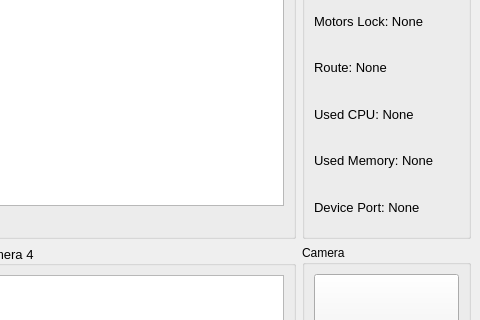
This is prototip1/main_window_v1.ui in selmanterzioglu/kiz-bocegi-tika as Qt 5 draws it before an edit; both pictures show x 884 to 1364 and y 130 to 450 of the 1364 by 766 pixel window. The edited form follows.
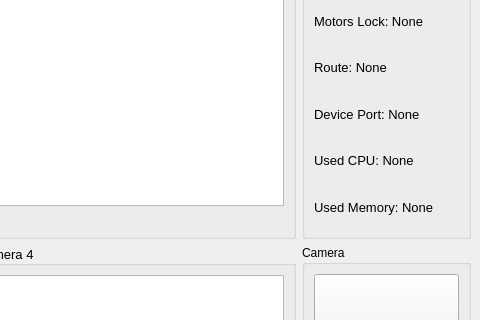
This is the edited form. Custom widgets are drawn as their Qt base class.

Commit message: fixed device port label

```diff
--- a/prototip1/main_window_v1.ui
+++ b/prototip1/main_window_v1.ui
@@ -253,15 +253,27 @@
        <string>System Info</string>
       </property>
       <layout class="QGridLayout" name="gridLayout_3">
-       <item row="0" column="0">
-        <widget class="QLabel" name="label_backend_distance">
+       <item row="6" column="0">
+        <widget class="QLabel" name="label_used_memory">
          <property name="font">
           <font>
            <pointsize>10</pointsize>
           </font>
          </property>
          <property name="text">
-          <string>&lt;html&gt;&lt;head/&gt;&lt;body&gt;&lt;p&gt;Backend Distance: None&lt;/p&gt;&lt;/body&gt;&lt;/html&gt;</string>
+          <string>Used Memory: None</string>
+         </property>
+        </widget>
+       </item>
+       <item row="5" column="0">
+        <widget class="QLabel" name="label_used_cpu">
+         <property name="font">
+          <font>
+           <pointsize>10</pointsize>
+          </font>
+         </property>
+         <property name="text">
+          <string>Used CPU: None</string>
          </property>
         </widget>
        </item>
@@ -277,6 +289,18 @@
          </property>
         </widget>
        </item>
+       <item row="0" column="0">
+        <widget class="QLabel" name="label_backend_distance">
+         <property name="font">
+          <font>
+           <pointsize>10</pointsize>
+          </font>
+         </property>
+         <property name="text">
+          <string>&lt;html&gt;&lt;head/&gt;&lt;body&gt;&lt;p&gt;Backend Distance: None&lt;/p&gt;&lt;/body&gt;&lt;/html&gt;</string>
+         </property>
+        </widget>
+       </item>
        <item row="2" column="0">
         <widget class="QLabel" name="label_motors_lock">
          <property name="font">
@@ -302,30 +326,6 @@
         </widget>
        </item>
        <item row="4" column="0">
-        <widget class="QLabel" name="label_used_cpu">
-         <property name="font">
-          <font>
-           <pointsize>10</pointsize>
-          </font>
-         </property>
-         <property name="text">
-          <string>Used CPU: None</string>
-         </property>
-        </widget>
-       </item>
-       <item row="5" column="0">
-        <widget class="QLabel" name="label_used_memory">
-         <property name="font">
-          <font>
-           <pointsize>10</pointsize>
-          </font>
-         </property>
-         <property name="text">
-          <string>Used Memory: None</string>
-         </property>
-        </widget>
-       </item>
-       <item row="6" column="0">
         <widget class="QLabel" name="label_device_port">
          <property name="font">
           <font>
```
